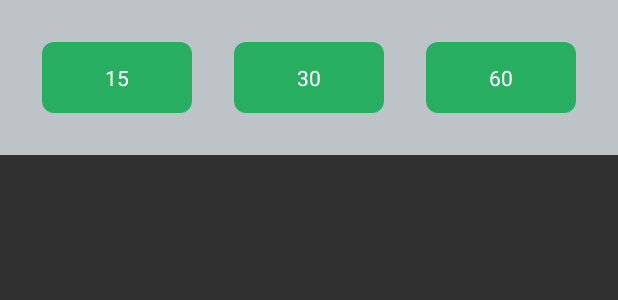
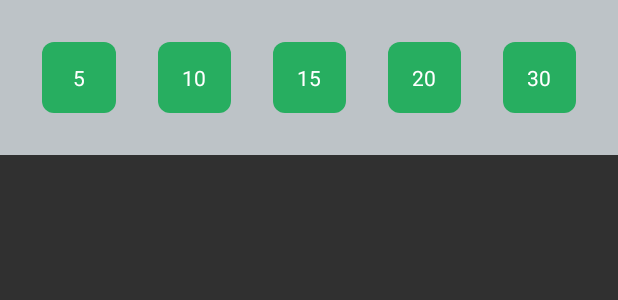
Before and after one commit to austinlogo/callbell_android, an Android app: the layout layout_dialog_set_pain_check.xml on its own in the app's theme, with its tools: preview values and no code run, on a phone screen of 412 x 824 dp. Shown: the top 300 px of the screen. Run offline under Robolectric (Android 15) with nearby library versions, the phone set to English and light mode, and no system bars.

Commit message:
Changed pain timer choices

```diff
--- a/app/src/main/res/layout/layout_dialog_set_pain_check.xml
+++ b/app/src/main/res/layout/layout_dialog_set_pain_check.xml
@@ -9,9 +9,33 @@
     style="@style/Bea_Theme.DialogView">
 
     <Button
+        android:id="@+id/layout_dialog_set_pain_5"
+        style="@style/Bea_Theme.Button"
+        android:text="5"
+        android:layout_width="match_parent"
+        android:layout_height="match_parent"
+        android:layout_weight="1"/>
+
+    <Button
+        android:id="@+id/layout_dialog_set_pain_10"
+        style="@style/Bea_Theme.Button"
+        android:text="10"
+        android:layout_width="match_parent"
+        android:layout_height="match_parent"
+        android:layout_weight="1"/>
+
+    <Button
         android:id="@+id/layout_dialog_set_pain_15"
         style="@style/Bea_Theme.Button"
         android:text="15"
+        android:layout_width="match_parent"
+        android:layout_height="match_parent"
+        android:layout_weight="1"/>
+
+    <Button
+        android:id="@+id/layout_dialog_set_pain_20"
+        style="@style/Bea_Theme.Button"
+        android:text="20"
         android:layout_width="match_parent"
         android:layout_height="match_parent"
         android:layout_weight="1"/>
@@ -23,12 +47,4 @@
         android:layout_width="match_parent"
         android:layout_height="match_parent"
         android:layout_weight="1"/>
-
-    <Button
-        android:id="@+id/layout_dialog_set_pain_60"
-        style="@style/Bea_Theme.Button"
-        android:text="60"
-        android:layout_width="match_parent"
-        android:layout_height="match_parent"
-        android:layout_weight="1"/>
 </LinearLayout>
```
Also changed, not shown: app/src/main/java/com/callbell/callbell/presentation/dialogs/SetPainRatingDialog.java (+12 -4 lines).
